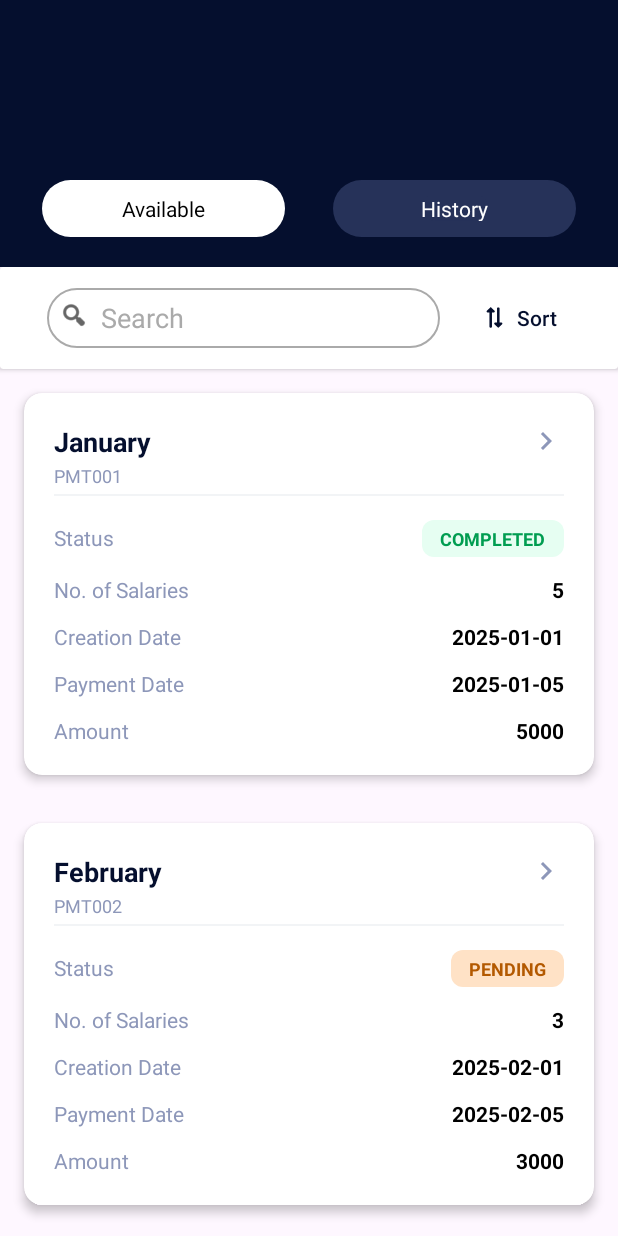
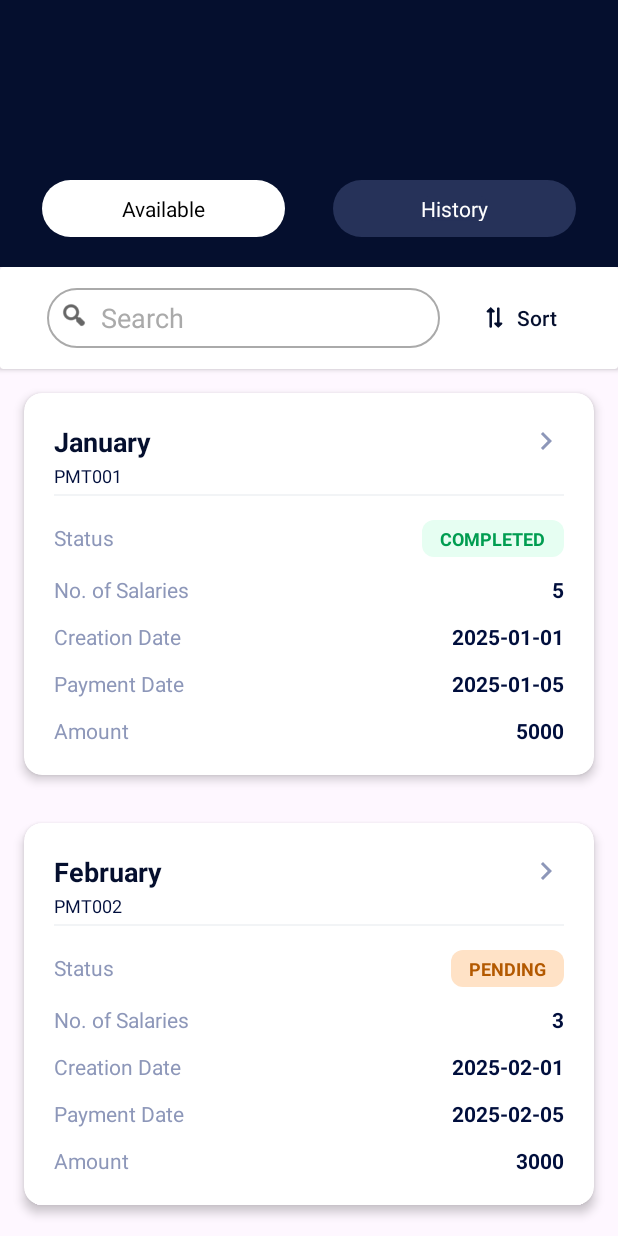
Before and after one commit to gaonkarswapnil/WPS_UI, an Android app: the screen it shows after launch (MainActivity), on a phone screen of 412 x 824 dp. Run offline under Robolectric (Android 15) with nearby library versions, the phone set to English and light mode, and no system bars; our stand-ins replace Shimmer.

Commit message:
Text color fixed

```diff
--- a/app/src/main/res/drawable/tab_text_color.xml
+++ b/app/src/main/res/drawable/tab_text_color.xml
@@ -1,5 +1,5 @@
 <?xml version="1.0" encoding="utf-8"?>
 <selector xmlns:android="http://schemas.android.com/apk/res/android">
-    <item android:color="@color/black" android:state_selected="true"/>
+    <item android:color="@color/dark_blue" android:state_selected="true"/>
     <item android:color="@color/white"/>
 </selector>
--- a/app/src/main/res/layout/layout_for_no_data.xml
+++ b/app/src/main/res/layout/layout_for_no_data.xml
@@ -53,7 +53,7 @@
             android:gravity="center"
             android:lineSpacingExtra="2dp"
             android:text="@string/auth_payroll"
-            android:textColor="#666666"
+            android:textColor="@color/no_data_text"
             android:textSize="14sp" />
 
     </LinearLayout>
--- a/app/src/main/res/layout/payroll_layout.xml
+++ b/app/src/main/res/layout/payroll_layout.xml
@@ -53,7 +53,7 @@
                 android:layout_width="wrap_content"
                 android:layout_height="wrap_content"
                 android:layout_marginTop="2dp"
-                android:textColor="@color/midtone"
+                android:textColor="@color/payroll_text"
                 android:textSize="12sp" />
 
 
@@ -122,7 +122,7 @@
                     android:id="@+id/tvNoOfSalaries"
                     android:layout_width="wrap_content"
                     android:layout_height="wrap_content"
-                    android:textColor="@color/black"
+                    android:textColor="@color/payroll_text"
                     android:textSize="14sp"
                     android:textStyle="bold" />
 
@@ -147,7 +147,7 @@
                     android:id="@+id/tvCreationDate"
                     android:layout_width="wrap_content"
                     android:layout_height="wrap_content"
-                    android:textColor="@color/black"
+                    android:textColor="@color/payroll_text"
                     android:textSize="14sp"
                     android:textStyle="bold" />
 
@@ -172,7 +172,7 @@
                     android:id="@+id/tvPaymentDate"
                     android:layout_width="wrap_content"
                     android:layout_height="wrap_content"
-                    android:textColor="@color/black"
+                    android:textColor="@color/payroll_text"
                     android:textSize="14sp"
                     android:textStyle="bold" />
 
@@ -196,7 +196,7 @@
                     android:id="@+id/tvAmount"
                     android:layout_width="wrap_content"
                     android:layout_height="wrap_content"
-                    android:textColor="@color/black"
+                    android:textColor="@color/payroll_text"
                     android:textSize="14sp"
                     android:textStyle="bold" />
 
--- a/app/src/main/res/values/colors.xml
+++ b/app/src/main/res/values/colors.xml
@@ -8,6 +8,7 @@
 
     <color name="divider">#F2F4F6</color>
 
+    <color name="no_data_text">#7F869D</color>
 
     <color name="navy_blue">#263259</color>
     <color name="midtone">#8D97B9</color>
@@ -34,6 +35,7 @@
     <color name="status_authorized_text">#00A1FE</color>   <!-- Blue -->
     <color name="status_default_text">#BDBDBD</color>      <!-- Light Grey -->
 
+    <color name="payroll_text">#000E3C</color>
 
     <color name="shimmer_placeholder">#E0E0E0</color>
     <color name="shimmer_placeholder_dark">#CCCCCC</color>
```
